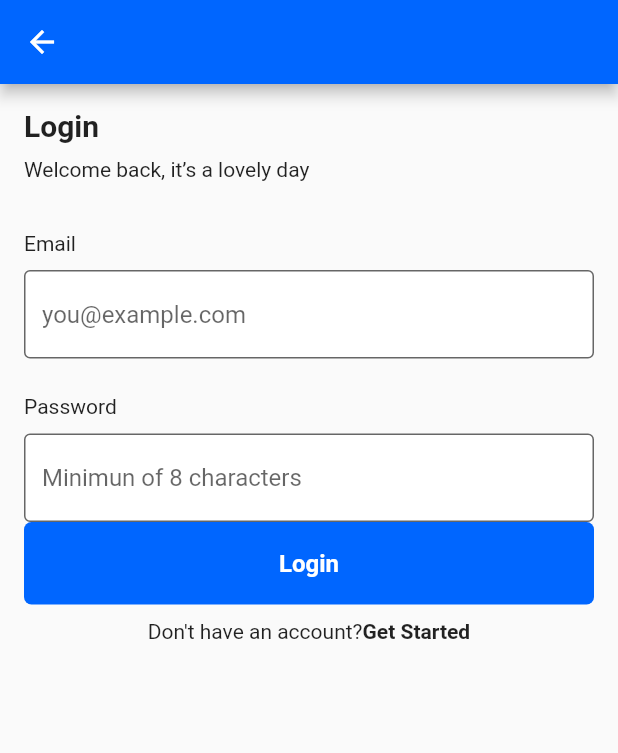
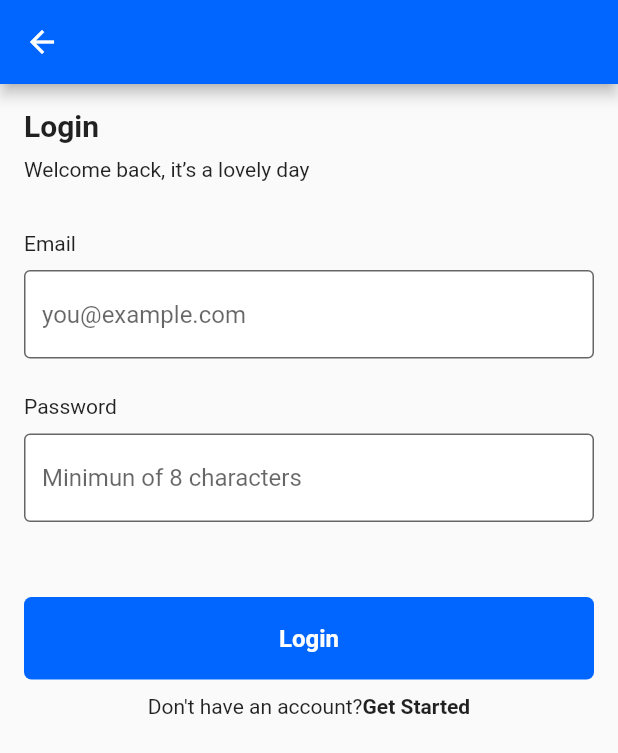
Before and after one commit to Allename/Sylar, a Flutter app: the screen it shows after launch, after a tap on "Login", on a phone screen of 412 x 824 dp. Shown: the top 753 px of the screen. Run offline on Flutter 3.47's test engine with Material 2 defaults, Android fonts, the phone set to English and light mode, and no system bars.

Commit message:
feat: update

```diff
--- a/lib/screens/onboarding/login.dart
+++ b/lib/screens/onboarding/login.dart
@@ -62,6 +62,7 @@ class Login extends StatelessWidget {
                       border: OutlineInputBorder(),
                     ),
                   ),
+                  const SizedBox(height: 50.0),
                   Button(text: 'Login', press: () {}),
                   const SizedBox(height: 10.0),
                   Row(
```
